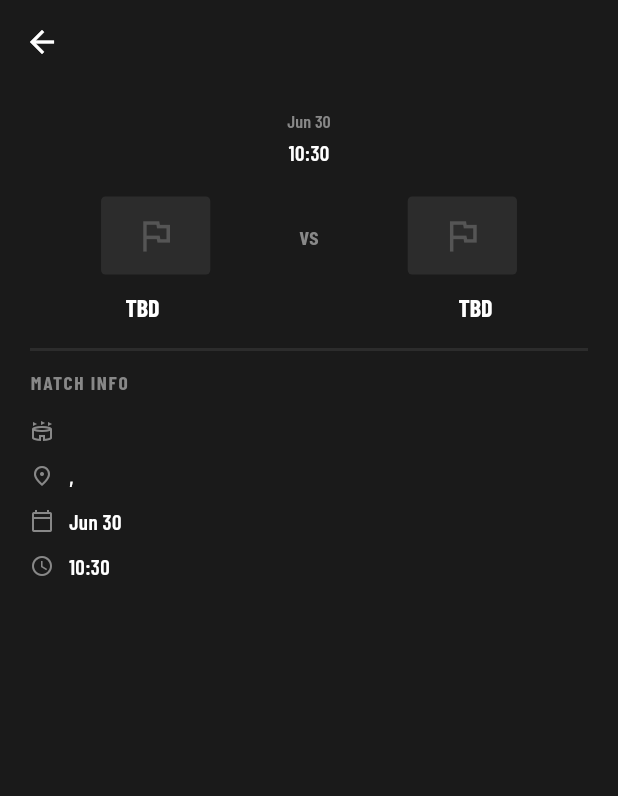
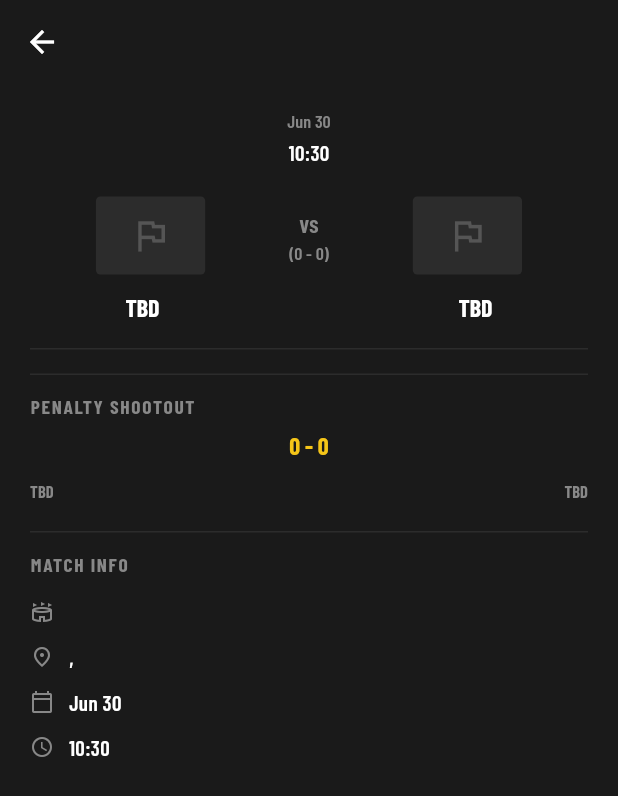
Before and after one commit to Fouad-Showmik/Fifa_2026_Live_Score_Update_Native_App, a Flutter app: the MatchDetailPage screen opened directly with empty values, on a phone screen of 412 x 824 dp. Shown: the top 796 px of the screen. Run offline on Flutter 3.47's test engine with Material 3 defaults, Android fonts, the phone set to English and light mode, and no system bars; our stand-ins replace cached_network_image, dio, flutter_dotenv, flutter_riverpod, shimmer; network calls fail.

Commit message:
some little fixes needed

```diff
--- a/lib/App/home/pages/match_details_page.dart
+++ b/lib/App/home/pages/match_details_page.dart
@@ -26,6 +26,11 @@ class MatchDetailPage extends StatelessWidget {
           const SizedBox(height: 16),
           _divider(),
           _scorersSection(),
+          if (match.hasPenalties) ...[
+            const SizedBox(height: 16),
+            _divider(),
+            _penaltiesSection(),
+          ],
           _divider(),
           _matchInfo(),
         ],
@@ -71,7 +76,7 @@ Widget _scoreBoard() {
                 overflow: TextOverflow.ellipsis,
               ),
             ),
-            const SizedBox(width: 80), // mirrors the score block's horizontal footprint
+              const SizedBox(width: 80),
             Expanded(
               child: Text(
                 match.displayAway,
@@ -122,7 +127,9 @@ Widget _scoreBoard() {
     final showScore = match.isLive || match.isFinished;
     return Padding(
       padding: const EdgeInsets.symmetric(horizontal: 16),
-      child: showScore
+      child: Column(
+        children: [
+          showScore
               ? Text(
                   '${match.homeScore}  -  ${match.awayScore}',
                   style: AppTextStyles.scoreDisplay.copyWith(fontSize: 36),
@@ -130,6 +137,16 @@ Widget _scoreBoard() {
               : Text(
                   'vs',
                   style: AppTextStyles.labelMedium.copyWith(fontSize: 16),
+                ),
+          if (match.hasPenalties)
+            Text(
+              '(${match.homePenaltyScore} - ${match.awayPenaltyScore})',
+              style: AppTextStyles.labelMedium.copyWith(
+                color: AppColors.textSecondary,
+                fontSize: 12,
+              ),
+            ),
+        ],
       ),
     );
   }
@@ -234,4 +251,118 @@ Widget _scoreBoard() {
     indent: 20,
     endIndent: 20,
   );
+
+  Widget _penaltiesSection() {
+    return Padding(
+      padding: const EdgeInsets.symmetric(horizontal: 20, vertical: 12),
+      child: Column(
+        crossAxisAlignment: CrossAxisAlignment.start,
+        children: [
+          Text(
+            'PENALTY SHOOTOUT',
+            style: AppTextStyles.labelLarge.copyWith(
+              color: AppColors.textSecondary,
+              letterSpacing: 1.1,
+            ),
+          ),
+          const SizedBox(height: 4),
+          Center(
+            child: Text(
+              '${match.homePenaltyScore} - ${match.awayPenaltyScore}',
+              style: AppTextStyles.titleMedium.copyWith(color: AppColors.gold),
+            ),
+          ),
+          const SizedBox(height: 12),
+          Row(
+            crossAxisAlignment: CrossAxisAlignment.start,
+            children: [
+              // Home penalties
+              Expanded(
+                child: Column(
+                  crossAxisAlignment: CrossAxisAlignment.start,
+                  children: [
+                    Text(
+                      match.displayHome,
+                      style: AppTextStyles.labelSmall.copyWith(
+                        color: AppColors.textSecondary,
+                      ),
+                    ),
+                    const SizedBox(height: 6),
+                    ...match.homePenaltyScorers.map(
+                      (s) => _penaltyRow(s, scored: true, isHome: true),
+                    ),
+                    ...match.homePenaltyMisses.map(
+                      (s) => _penaltyRow(s, scored: false, isHome: true),
+                    ),
+                  ],
+                ),
+              ),
+              const SizedBox(width: 12),
+              // Away penalties
+              Expanded(
+                child: Column(
+                  crossAxisAlignment: CrossAxisAlignment.end,
+                  children: [
+                    Text(
+                      match.displayAway,
+                      style: AppTextStyles.labelSmall.copyWith(
+                        color: AppColors.textSecondary,
+                      ),
+                    ),
+                    const SizedBox(height: 6),
+                    ...match.awayPenaltyScorers.map(
+                      (s) => _penaltyRow(s, scored: true, isHome: false),
+                    ),
+                    ...match.awayPenaltyMisses.map(
+                      (s) => _penaltyRow(s, scored: false, isHome: false),
+                    ),
+                  ],
+                ),
+              ),
+            ],
+          ),
+        ],
+      ),
+    );
   }
+
+  Widget _penaltyRow(
+    String name, {
+    required bool scored,
+    required bool isHome,
+  }) {
+    final icon = Icon(
+      scored ? Icons.check_circle_outline : Icons.cancel_outlined,
+      size: 13,
+      color: scored ? AppColors.finished : AppColors.live,
+    );
+
+    return Padding(
+      padding: const EdgeInsets.symmetric(vertical: 3),
+      child: Row(
+        mainAxisSize: MainAxisSize.max,
+        mainAxisAlignment: isHome
+            ? MainAxisAlignment.start
+            : MainAxisAlignment.end,
+        children: isHome
+            ? [
+                icon,
+                const SizedBox(width: 6),
+                Expanded(child: Text(name, style: AppTextStyles.labelMedium)),
+              ]
+            : [
+                Expanded(
+                  // changed from Flexible to Expanded
+                  child: Text(
+                    name,
+                    style: AppTextStyles.labelMedium,
+                    textAlign: TextAlign.end,
+                  ),
+                ),
+                const SizedBox(width: 6),
+                icon,
+              ],
+      ),
+    );
+  }
+}
--- a/lib/App/models/game_model.dart
+++ b/lib/App/models/game_model.dart
@@ -20,6 +20,12 @@ class GameModel {
   final String awayTeamNameEn;
   final String homeTeamNameFa;
   final String awayTeamNameFa;
+  final int? homePenaltyScore;
+  final int? awayPenaltyScore;
+  final List<String> homePenaltyScorers;
+  final List<String> awayPenaltyScorers;
+  final List<String> homePenaltyMisses;
+  final List<String> awayPenaltyMisses;
 
   // Enriched after joining with teams data
   String? homeTeamFlag;
@@ -54,6 +60,12 @@ class GameModel {
     this.stadiumNameEn,
     this.stadiumCity,
     this.stadiumCountry,
+    this.homePenaltyScore,
+    this.awayPenaltyScore,
+    this.homePenaltyScorers = const [],
+    this.awayPenaltyScorers = const [],
+    this.homePenaltyMisses = const [],
+    this.awayPenaltyMisses = const [],
   });
 
   factory GameModel.fromJson(Map<String, dynamic> json) {
@@ -79,6 +91,24 @@ class GameModel {
       awayTeamNameEn: json['away_team_name_en']?.toString() ?? '',
       homeTeamNameFa: json['home_team_name_fa']?.toString() ?? '',
       awayTeamNameFa: json['away_team_name_fa']?.toString() ?? '',
+      homePenaltyScore: int.tryParse(
+        json['home_penalty_score']?.toString() ?? '',
+      ),
+      awayPenaltyScore: int.tryParse(
+        json['away_penalty_score']?.toString() ?? '',
+      ),
+      homePenaltyScorers: AppUtils.parseScorers(
+        json['home_penalty_scorers']?.toString() ?? '',
+      ),
+      awayPenaltyScorers: AppUtils.parseScorers(
+        json['away_penalty_scorers']?.toString() ?? '',
+      ),
+      homePenaltyMisses: AppUtils.parseScorers(
+        json['home_penalty_misses']?.toString() ?? '',
+      ),
+      awayPenaltyMisses: AppUtils.parseScorers(
+        json['away_penalty_misses']?.toString() ?? '',
+      ),
     );
   }
 
@@ -100,6 +130,7 @@ class GameModel {
     };
   }
 
+  bool get hasPenalties => homePenaltyScore != null && awayPenaltyScore != null;
   String get displayTime => AppUtils.formatTime(localDate);
   String get dateKey => AppUtils.dateKey(localDate);
   String get displayHome => homeTeamNameEn.isNotEmpty ? homeTeamNameEn : 'TBD';
```
Also changed, not shown: lib/App/home/widgets/match_card.dart (+16 -4 lines). Lines whose indentation alone changed are shown as unchanged.
